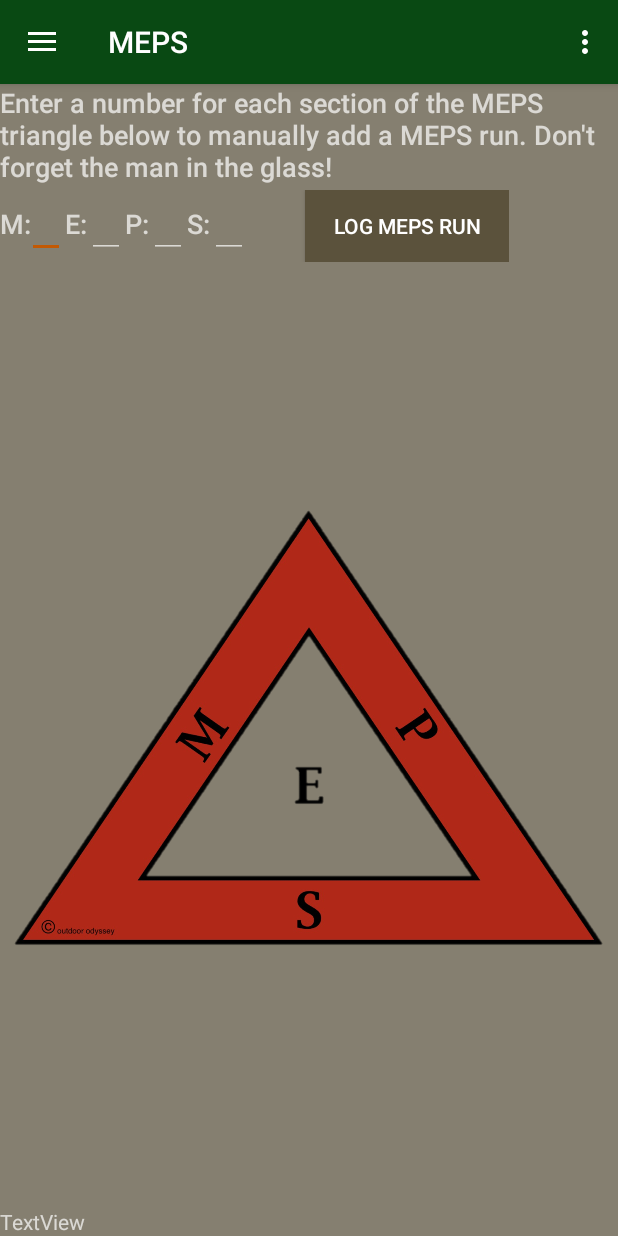
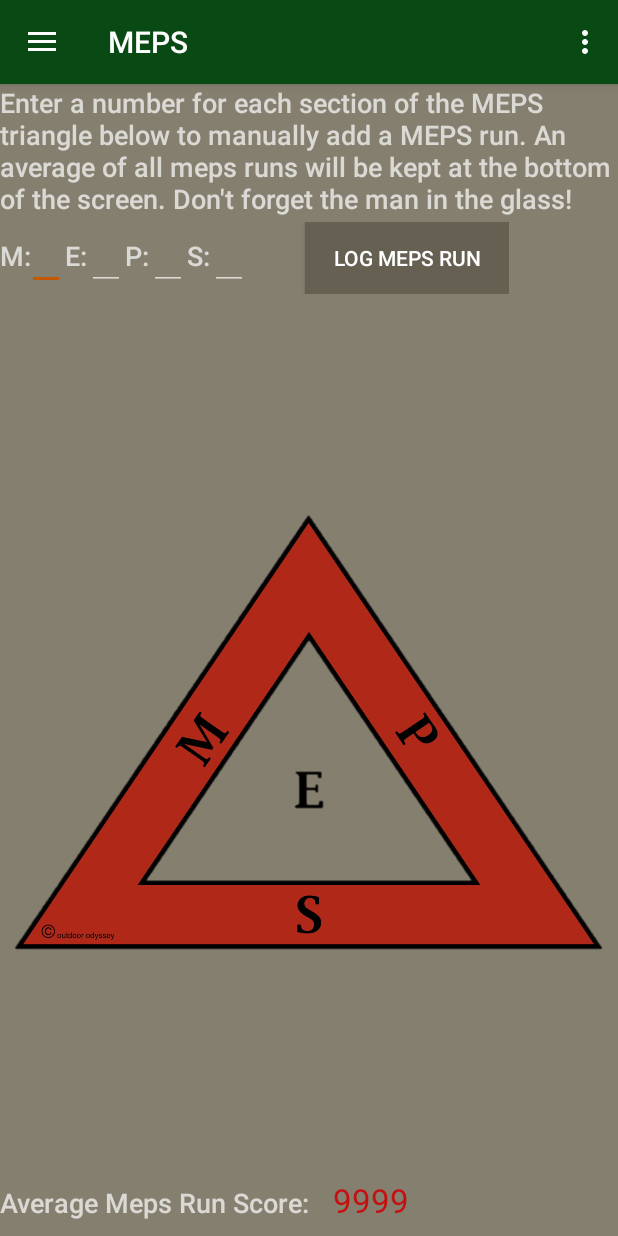
Before and after one commit to kwilsondev/outdoor-odyssey, an Android app: the screen it shows after launch (MainActivity), in the side drawer, after a tap on "MEPS Calculator", on a phone screen of 412 x 824 dp. Run offline under Robolectric (Android 15) with nearby library versions, the phone set to English and light mode, and no system bars.

Commit message:
Finished Layout setup for basic MEPS calculator page and renamed views to make working with them in code easier

```diff
--- a/app/src/main/res/layout/fragment_meps.xml
+++ b/app/src/main/res/layout/fragment_meps.xml
@@ -41,7 +41,9 @@
                 android:layout_alignBottom="@+id/mText"
                 android:layout_marginStart="18dp"
                 android:ems="10"
-                android:inputType="number" />
+                android:inputType="number"
+                android:textColor="#c60f0f"
+                android:textAppearance="@android:style/TextAppearance.DeviceDefault.Medium.Inverse" />
 
             <TextView
                 android:id="@+id/eText"
@@ -57,11 +59,13 @@
                 android:id="@+id/eEdit"
                 android:layout_width="25dp"
                 android:layout_height="wrap_content"
+                android:layout_alignBaseline="@+id/eText"
+                android:layout_alignBottom="@+id/eText"
+                android:layout_toEndOf="@+id/eText"
                 android:ems="10"
                 android:inputType="number"
-                android:layout_alignBaseline="@+id/eText"
-                android:layout_alignBottom="@+id/eText"
-                android:layout_toEndOf="@+id/eText" />
+                android:textColor="#c60f0f"
+                android:textAppearance="@android:style/TextAppearance.DeviceDefault.Medium.Inverse" />
 
             <TextView
                 android:id="@+id/pText"
@@ -77,11 +81,13 @@
                 android:id="@+id/pEdit"
                 android:layout_width="25dp"
                 android:layout_height="wrap_content"
+                android:layout_alignBaseline="@+id/pText"
+                android:layout_alignBottom="@+id/pText"
+                android:layout_toEndOf="@+id/pText"
                 android:ems="10"
                 android:inputType="number"
-                android:layout_alignBaseline="@+id/pText"
-                android:layout_alignBottom="@+id/pText"
-                android:layout_toEndOf="@+id/pText" />
+                android:textColor="#c60f0f"
+                android:textAppearance="@android:style/TextAppearance.DeviceDefault.Medium.Inverse" />
 
             <TextView
                 android:id="@+id/sText"
@@ -97,11 +103,13 @@
                 android:id="@+id/sEdit"
                 android:layout_width="25dp"
                 android:layout_height="wrap_content"
+                android:layout_alignBaseline="@+id/sText"
+                android:layout_alignBottom="@+id/sText"
+                android:layout_toEndOf="@+id/sText"
                 android:ems="10"
                 android:inputType="number"
-                android:layout_alignBaseline="@+id/sText"
-                android:layout_alignBottom="@+id/sText"
-                android:layout_toEndOf="@+id/sText" />
+                android:textColor="#c60f0f"
+                android:textAppearance="@android:style/TextAppearance.DeviceDefault.Medium.Inverse" />
 
             <Button
                 android:id="@+id/button2"
@@ -110,8 +118,7 @@
                 android:layout_height="wrap_content"
                 android:layout_marginStart="38dp"
                 android:layout_toEndOf="@+id/sEdit"
-                android:elevation="5dp"
-                android:text="Log MEPS Run" />
+                android:text="@string/mepsButton" />
 
 
         </RelativeLayout>
@@ -124,18 +131,34 @@
         android:layout_height="0dp"
         android:layout_weight=".25"
         app:srcCompat="@drawable/meps"
+        android:contentDescription="@string/triangleDescription"
         tools:layout_editor_absoluteX="27dp"
         tools:layout_editor_absoluteY="65dp" />
 
 
     <RelativeLayout
-        android:layout_width="match_parent"
+        android:layout_width="wrap_content"
         android:layout_height="wrap_content">
 
         <TextView
-            android:id="@+id/textView3"
+            android:id="@+id/averageDescription"
             android:layout_width="wrap_content"
             android:layout_height="wrap_content"
-            android:text="TextView" />
+            android:paddingBottom="10dp"
+            android:text="@string/averageDescription"
+            android:textAppearance="@android:style/TextAppearance.DeviceDefault.Medium" />
+
+        <TextView
+            android:id="@+id/averageView"
+            android:layout_width="wrap_content"
+            android:layout_height="wrap_content"
+            android:layout_alignBaseline="@+id/averageDescription"
+            android:layout_alignBottom="@+id/averageDescription"
+            android:layout_marginStart="16dp"
+            android:layout_toEndOf="@+id/averageDescription"
+            android:textColor="#c60f0f"
+            android:text="9999"
+            android:textAppearance="@android:style/TextAppearance.DeviceDefault.Large" />
     </RelativeLayout>
+
 </LinearLayout>
--- a/app/src/main/res/values/colors.xml
+++ b/app/src/main/res/values/colors.xml
@@ -4,5 +4,5 @@
     <color name="colorPrimaryDark">#0e3406</color>
     <color name="colorAccent">#c35903</color>
     <color name="colorBackground">#857f70</color>
-    <color name="colorBackgroundDark">#5b523c</color>
+    <color name="colorBackgroundDark">#666052</color>
 </resources>
--- a/app/src/main/res/values/strings.xml
+++ b/app/src/main/res/values/strings.xml
@@ -6,11 +6,14 @@
     <string name="icon">Simple ODO logo icon</string>
     <string name="manual">Mentor Manual</string>
 
-    <string name="mepsInstructions">Enter a number for each section of the MEPS triangle below to manually add a MEPS run. Don\'t forget the man in the glass!</string>
+    <string name="mepsInstructions">Enter a number for each section of the MEPS triangle below to manually add a MEPS run. An average of all meps runs will be kept at the bottom of the screen. Don\'t forget the man in the glass!</string>
     <string name="mepsM">M:</string>
     <string name="mepsE">E:</string>
     <string name="mepsP">P:</string>
     <string name="mepsS">S:</string>
+    <string name="averageDescription">Average Meps Run Score:</string>
+    <string name="mepsButton">Log MEPS Run</string>
+    <string name="triangleDescription">MEPS triangle image</string>
 
     <string name="action_settings">Settings</string>
 
```
